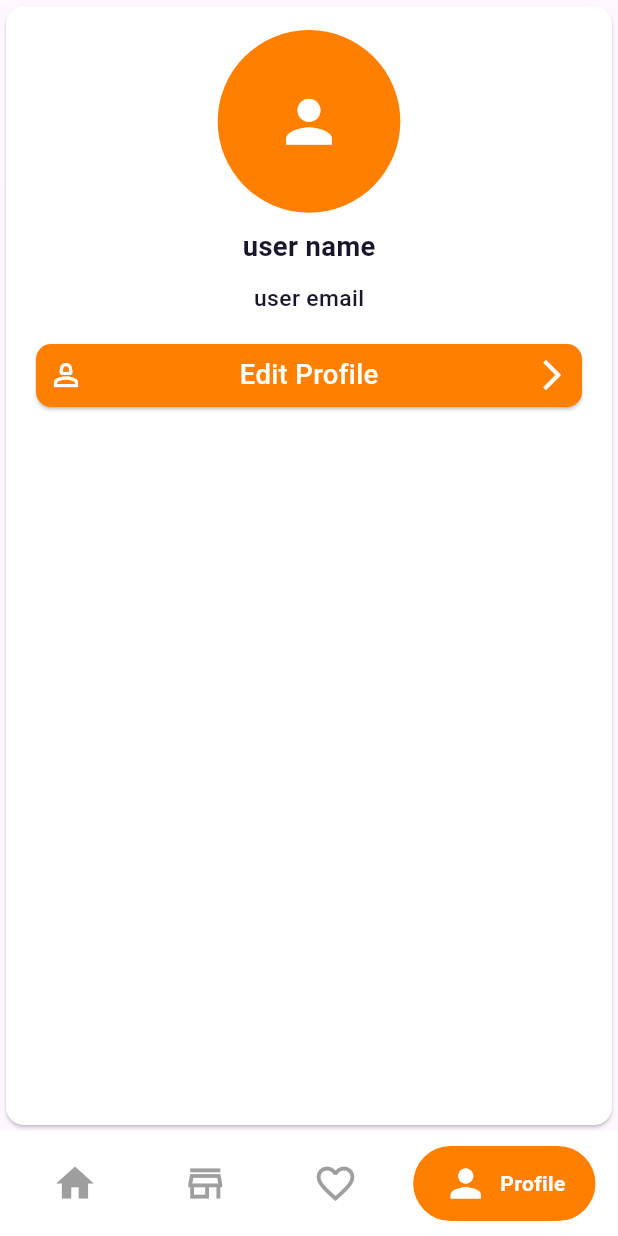
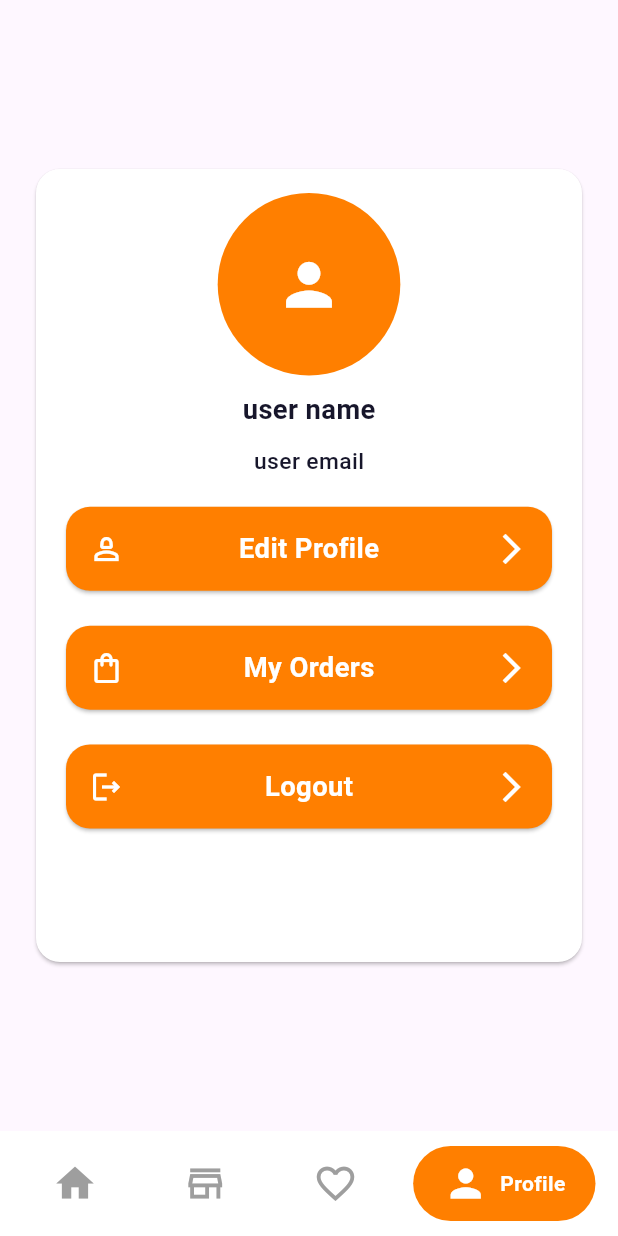
Before and after one commit to Ehabhanna1/Our_Market, a Flutter app: the MainNavBar screen opened directly, item 4 of the bottom bar chosen, on a phone screen of 412 x 824 dp. Run offline on Flutter 3.47's test engine with Material 3 defaults, Android fonts, the phone set to English and light mode, and no system bars; drawn by our look-alikes of google_nav_bar; our stand-ins replace cached_network_image, flutter_bloc, flutter_screenutil; network calls fail.

Commit message:
finish profile view ui

```diff
--- a/lib/core/theming/styles.dart
+++ b/lib/core/theming/styles.dart
@@ -14,6 +14,11 @@ class TextStyles {
    static TextStyle font18WhiteSemiBold = TextStyle(
     fontSize: 18.sp,
     fontWeight: FontWeightHelper.semiBold,
+    color: Colors.white,
+  );
+   static TextStyle font18WhiteBold = TextStyle(
+    fontSize: 18.sp,
+    fontWeight: FontWeightHelper.bold,
     color: Colors.white,
   );
   static TextStyle font18BlackSemiBold = TextStyle(
--- a/lib/feature/profile/ui/profile_view.dart
+++ b/lib/feature/profile/ui/profile_view.dart
@@ -1,6 +1,7 @@
 import 'package:ecommerce_app/core/helper/spacing.dart';
 import 'package:ecommerce_app/core/theming/app_colors.dart';
 import 'package:ecommerce_app/core/theming/styles.dart';
+import 'package:ecommerce_app/feature/profile/ui/widgets/custom_row_button.dart';
 import 'package:flutter/material.dart';
 import 'package:flutter_screenutil/flutter_screenutil.dart';
 
@@ -9,10 +10,19 @@ class ProfileView extends StatelessWidget {
 
   @override
   Widget build(BuildContext context) {
-    return Scaffold(
-      body: SafeArea(
-        child:Card(
+    return Center(
+      child: SizedBox(
+        height: MediaQuery.of(context).size.height *0.70,
+
+        child: Card(
               color: AppColors.kWhiteColor,
+
+                 margin: const EdgeInsets.all(24),
+              shape: const RoundedRectangleBorder(
+                    borderRadius: BorderRadius.all(
+                   Radius.circular(16),
+                     ),
+               ),
               child: Padding(
                 padding:EdgeInsets.all(16.0),
                 child: Column(
@@ -38,26 +48,25 @@ class ProfileView extends StatelessWidget {
                       style: TextStyles.font15DarkBlueMedium,
                     ),
                     verticalSpace(15),
-                Card(
-                  color: AppColors.kPrimaryColor,
-                  shape: RoundedRectangleBorder(
-                    borderRadius: BorderRadius.circular(10.r),
+                    CustomRowButton(
+                      onTap: (){},
+                      text: 'Edit Profile',
+                      icon: Icons.person_2_outlined,
+
                       ),
-                  child: Padding(
-                    padding: const EdgeInsets.all(8.0),
-                    child: Row(
-                      mainAxisAlignment: MainAxisAlignment.spaceBetween,
-                      children: [
-                        Icon(Icons.person_2_outlined, color: AppColors.kWhiteColor,),
+                      verticalSpace(15),
+                      CustomRowButton(
+                      onTap: (){},
+                      text: 'My Orders',
+                      icon: Icons.shopping_bag_outlined,
+                      ),
+                      verticalSpace(15),
+                      CustomRowButton(
+                      onTap: (){},
+                      text: 'Logout',
+                      icon: Icons.logout_outlined,
+                      ),
 
-                        Text("Edit Profile", style: TextStyles.font18WhiteMedium),
-                        Icon(Icons.arrow_forward_ios, color: AppColors.kWhiteColor,)
-
-
-
-                    ],),
-                  ),
-                ),
 
                   ],
                 ),
@@ -65,7 +74,8 @@ class ProfileView extends StatelessWidget {
                 ),
 
 
-          ),),
+        ),
+      ),
     );
   }
 }
--- /dev/null
+++ b/lib/feature/profile/ui/widgets/custom_row_button.dart
@@ -0,0 +1,39 @@
+import 'package:ecommerce_app/core/theming/app_colors.dart';
+import 'package:ecommerce_app/core/theming/styles.dart';
+import 'package:flutter/material.dart';
+
+class CustomRowButton extends StatelessWidget {
+
+  final void Function()? onTap;
+  final String text;
+  final IconData icon;
+
+  const CustomRowButton({super.key, this.onTap, required this.text, required this.icon});
+
+  @override
+  Widget build(BuildContext context) {
+    return  Card(
+                  color: AppColors.kPrimaryColor,
+                  shape: RoundedRectangleBorder(
+                    borderRadius: BorderRadius.circular(16),
+                  ),
+                  child: InkWell(
+                    onTap: onTap,
+                    child: Padding(
+                      padding: const EdgeInsets.all(15),
+                      child: Row(
+                        mainAxisAlignment: MainAxisAlignment.spaceBetween,
+                        children: [
+                          Icon(icon, color: AppColors.kWhiteColor,),
+
+                          Text(text, style: TextStyles.font18WhiteBold),
+                          Icon(Icons.arrow_forward_ios, color: AppColors.kWhiteColor,)
+
+
+
+                      ],),
+                    ),
+                  ),
+                );
+  }
+}
```
Lines whose indentation alone changed are shown as unchanged.
